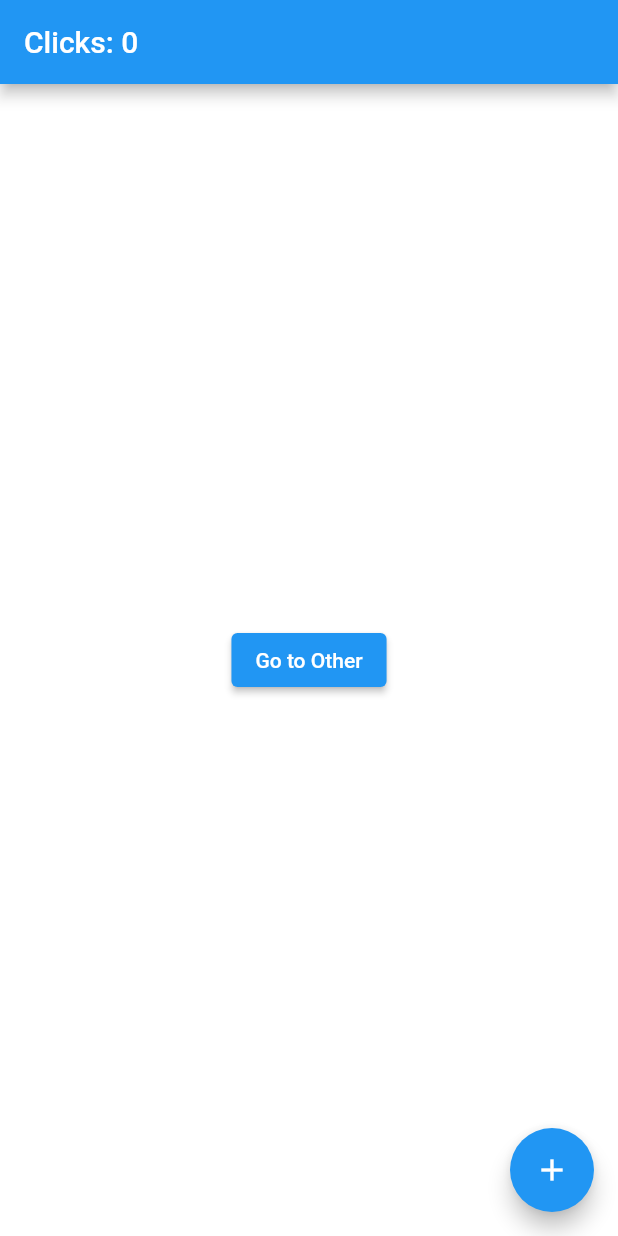
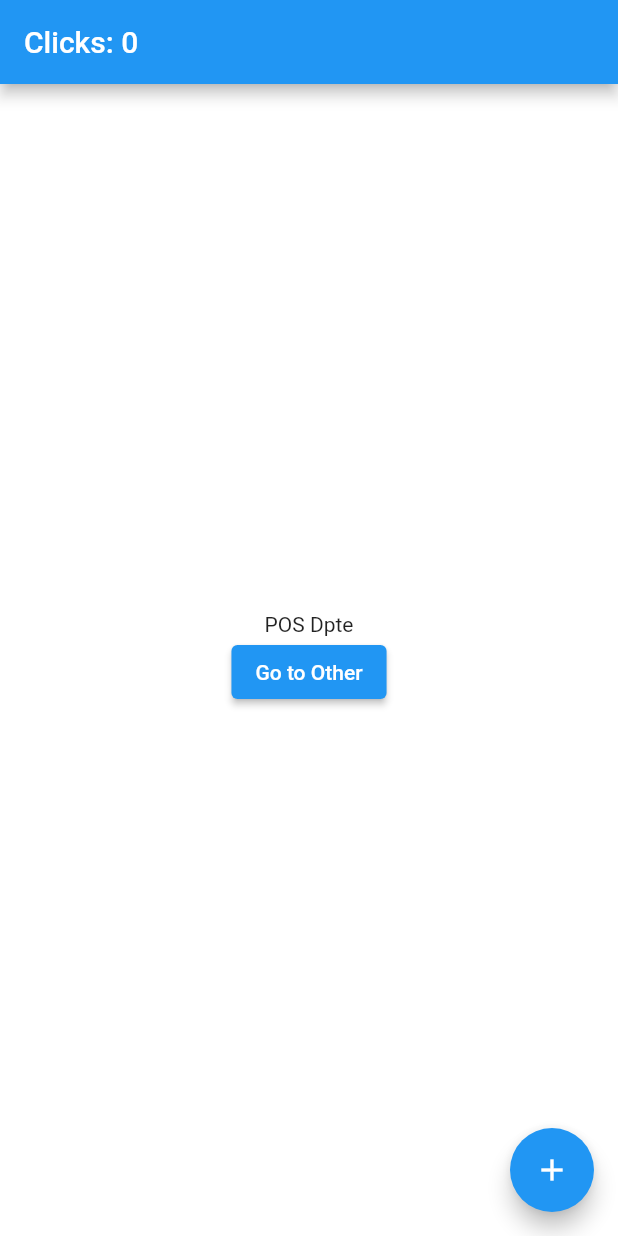
Before and after one commit to JoBitsDev/JoBits-POS-Client-Sales-App, a Flutter app: the screen it shows after launch, on a phone screen of 412 x 824 dp. Run offline on Flutter 3.47's test engine with Material 2 defaults, Android fonts, the phone set to English and light mode, and no system bars; our stand-ins replace get, objectbox; generated files the repository leaves out were written again; Roboto replaces fonts that are missing (Montserrat).

Commit message:
UPD main view
main view updated

```diff
--- a/lib/main.dart
+++ b/lib/main.dart
@@ -19,8 +19,19 @@ class Home extends StatelessWidget {
 
         // Replace the 8 lines Navigator.push by a simple Get.to(). You don't need context
         body: Center(
-            child: ElevatedButton(
-                child: Text("Go to Other"), onPressed: () => Get.to(Other()))),
+          child: Column(
+            mainAxisAlignment: MainAxisAlignment.center,
+            children: [
+              Text('POS Dpte'),
+              ElevatedButton(
+                child: Text("Go to Other"),
+                onPressed: () => Get.to(
+                  Other(),
+                ),
+              ),
+            ],
+          ),
+        ),
         floatingActionButton: FloatingActionButton(
             child: Icon(Icons.add), onPressed: c.increment));
   }
@@ -29,6 +40,7 @@ class Home extends StatelessWidget {
 class Other extends StatelessWidget {
   // You can ask Get to find a Controller that is being used by another page and redirect you to it.
   final main_controller c = Get.find();
+
   @override
   Widget build(context) {
     // Access the updated count variable
```
